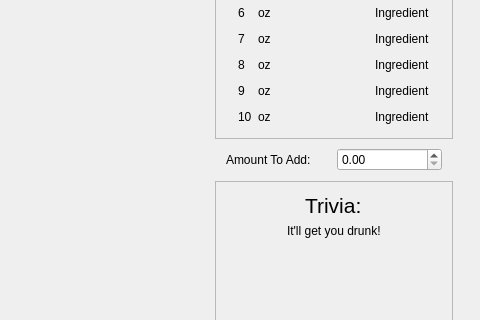
Old version of the form mainwindow.ui in the repository wintersca/bartender; both pictures show x 888 to 1368 and y 315 to 635 of the 1368 by 792 pixel window.
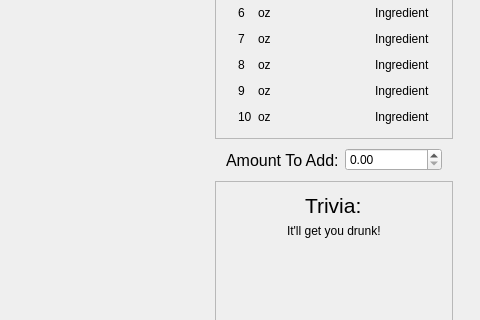
New version of the form.

Commit message: Added labels to the pop up to customize the menu.

The edit to the form file:
```diff
--- a/mainwindow.ui
+++ b/mainwindow.ui
@@ -693,6 +693,11 @@
           </property>
           <item>
            <widget class="QLabel" name="label_3">
+            <property name="font">
+             <font>
+              <pointsize>12</pointsize>
+             </font>
+            </property>
             <property name="text">
              <string>Amount To Add:</string>
             </property>
```
The commit also changes 2 other files.
